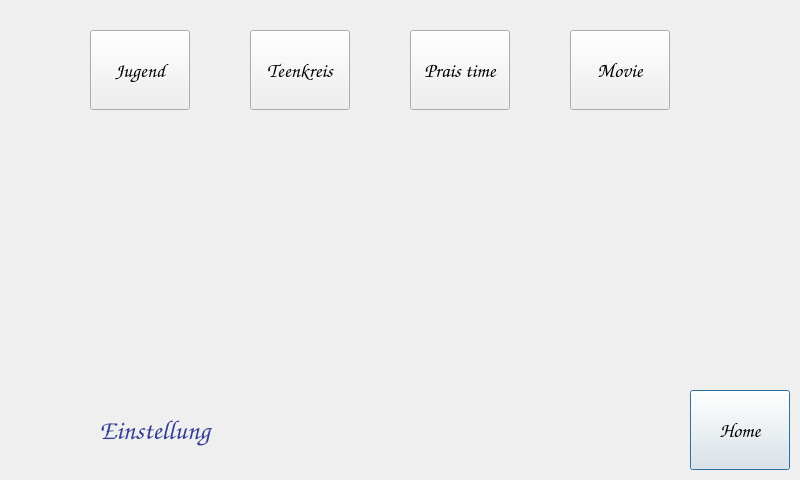
Before: the Qt Designer form JugendControllPanel/licht.ui in mvu/jugendprojekt, drawn with Qt 5.
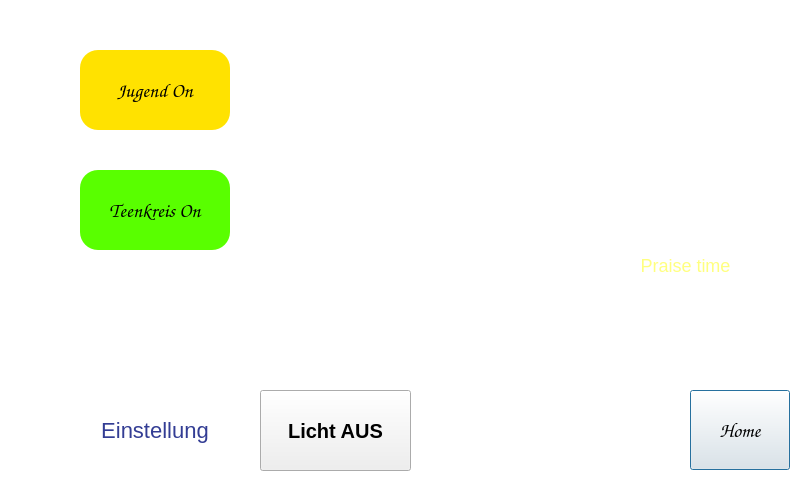
After: the same form once the commit is applied. Icons and pictures are not drawn.

What changed in the file:
```diff
--- a/JugendControllPanel/licht.ui
+++ b/JugendControllPanel/licht.ui
@@ -26,7 +26,13 @@
    <string>Dialog</string>
   </property>
   <property name="styleSheet">
-   <string notr="true"/>
+   <string notr="true">#Licht{
+background-image:url(:/new/bilder/bilder/backgroundlich.png);
+background-color: white;
+widthe: 100px; height:80px;
+width:800px; 
+height:480px;
+}</string>
   </property>
   <widget class="QPushButton" name="pushButtonHome">
    <property name="geometry">
@@ -75,9 +81,9 @@
   <widget class="QPushButton" name="pushButtonJugend">
    <property name="geometry">
     <rect>
-     <x>90</x>
-     <y>30</y>
-     <width>100</width>
+     <x>80</x>
+     <y>50</y>
+     <width>150</width>
      <height>80</height>
     </rect>
    </property>
@@ -95,7 +101,7 @@
    </property>
    <property name="maximumSize">
     <size>
-     <width>100</width>
+     <width>150</width>
      <height>80</height>
     </size>
    </property>
@@ -105,8 +111,15 @@
      <pointsize>15</pointsize>
     </font>
    </property>
+   <property name="styleSheet">
+    <string notr="true">#pushButtonJugend{
+background-color: rgb(255, 226, 0);
+border-radius: 18px;
+
+}</string>
+   </property>
    <property name="text">
-    <string>Jugend</string>
+    <string>Jugend On</string>
    </property>
    <property name="checkable">
     <bool>true</bool>
@@ -115,9 +128,9 @@
   <widget class="QPushButton" name="pushButtonTeenkreis">
    <property name="geometry">
     <rect>
-     <x>250</x>
-     <y>30</y>
-     <width>100</width>
+     <x>80</x>
+     <y>170</y>
+     <width>150</width>
      <height>80</height>
     </rect>
    </property>
@@ -135,7 +148,7 @@
    </property>
    <property name="maximumSize">
     <size>
-     <width>100</width>
+     <width>150</width>
      <height>80</height>
     </size>
    </property>
@@ -145,8 +158,15 @@
      <pointsize>15</pointsize>
     </font>
    </property>
+   <property name="styleSheet">
+    <string notr="true">#pushButtonTeenkreis{
+background-color:rgb(89, 255, 0);
+border-radius: 18px;
+
+}</string>
+   </property>
    <property name="text">
-    <string>Teenkreis</string>
+    <string>Teenkreis On</string>
    </property>
    <property name="checkable">
     <bool>true</bool>
@@ -155,10 +175,10 @@
   <widget class="QPushButton" name="pushButtonPraisTime">
    <property name="geometry">
     <rect>
-     <x>410</x>
-     <y>30</y>
-     <width>100</width>
-     <height>80</height>
+     <x>590</x>
+     <y>150</y>
+     <width>191</width>
+     <height>141</height>
     </rect>
    </property>
    <property name="sizePolicy">
@@ -175,18 +195,32 @@
    </property>
    <property name="maximumSize">
     <size>
-     <width>100</width>
-     <height>80</height>
+     <width>1000</width>
+     <height>800</height>
     </size>
    </property>
    <property name="font">
     <font>
-     <family>Comic Sans MS</family>
-     <pointsize>15</pointsize>
+     <pointsize>-1</pointsize>
     </font>
    </property>
+   <property name="styleSheet">
+    <string notr="true">#pushButtonPraisTime{
+	background-image: url(:/new/bilder/bilder/praisedark.png);
+	background-position: right;
+	border-radius: 18px;
+	color:rgb(255, 255, 127);
+	font-size: 18px;
+	padding: 90px 0px 0px 0px ;
+}
+
+#pushButtonPraisTime:hover{
+	background-image: url(:/new/bilder/bilder/praise.png);
+	font-size: 28px;
+}</string>
+   </property>
    <property name="text">
-    <string>Prais time</string>
+    <string>Praise time</string>
    </property>
    <property name="checkable">
     <bool>true</bool>
@@ -221,22 +255,20 @@
    </property>
    <property name="font">
     <font>
-     <family>Comic Sans MS</family>
-     <pointsize>20</pointsize>
-     <weight>75</weight>
-     <italic>true</italic>
-     <bold>true</bold>
+     <pointsize>-1</pointsize>
     </font>
    </property>
    <property name="styleSheet">
     <string notr="true">#pushButtonEinstellung{
+background-image:url(:/new/bilder/bilder/einstelung.png);
+height:30px; width: 20px;
 color:rgb(51, 61, 148);
 background-color: transparent;
-border-image: url(:/new/bilder/bilder/einstelung.png);
-background: none;
-border: 5px black ;
+border: 5px;
 border-radius:10px;
 background-repeat: none;
+font-size: 22px;
+
 }</string>
    </property>
    <property name="text">
@@ -246,10 +278,10 @@
   <widget class="QPushButton" name="pushButtonMovie">
    <property name="geometry">
     <rect>
-     <x>570</x>
-     <y>30</y>
-     <width>100</width>
-     <height>80</height>
+     <x>600</x>
+     <y>50</y>
+     <width>151</width>
+     <height>111</height>
     </rect>
    </property>
    <property name="sizePolicy">
@@ -266,8 +298,8 @@
    </property>
    <property name="maximumSize">
     <size>
-     <width>100</width>
-     <height>80</height>
+     <width>1000</width>
+     <height>800</height>
     </size>
    </property>
    <property name="font">
@@ -276,6 +308,23 @@
      <pointsize>15</pointsize>
     </font>
    </property>
+   <property name="styleSheet">
+    <string notr="true">#pushButtonMovie{
+background-image:url(:/new/bilder/bilder/movieback.png);
+background-position: center;
+background-repeat: none;
+background-color:transparent;
+border-radius: 18px;
+color:white;
+
+
+}
+
+#pushButtonMovie:hover{
+color:rgb(71, 80, 255);
+font-size:36px;
+}</string>
+   </property>
    <property name="text">
     <string>Movie</string>
    </property>
@@ -283,6 +332,27 @@
     <bool>true</bool>
    </property>
   </widget>
+  <widget class="QPushButton" name="pushButtonLichtAus">
+   <property name="geometry">
+    <rect>
+     <x>260</x>
+     <y>390</y>
+     <width>151</width>
+     <height>81</height>
+    </rect>
+   </property>
+   <property name="font">
+    <font>
+     <family>MS UI Gothic</family>
+     <pointsize>15</pointsize>
+     <weight>75</weight>
+     <bold>true</bold>
+    </font>
+   </property>
+   <property name="text">
+    <string>Licht AUS</string>
+   </property>
+  </widget>
  </widget>
  <resources/>
  <connections>
```
